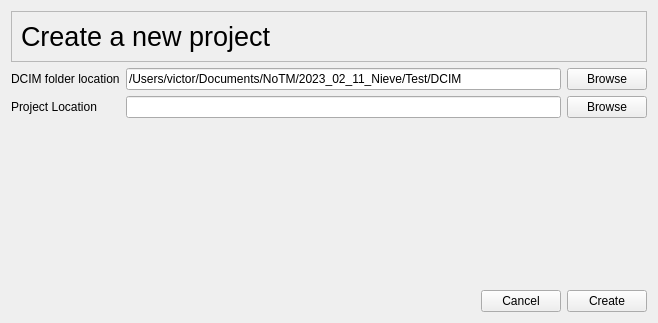
The window that panes/projectcreator.ui (victormac3000/Fusion_ffmpeg_studio) describes before a commit, drawn with Qt 5.
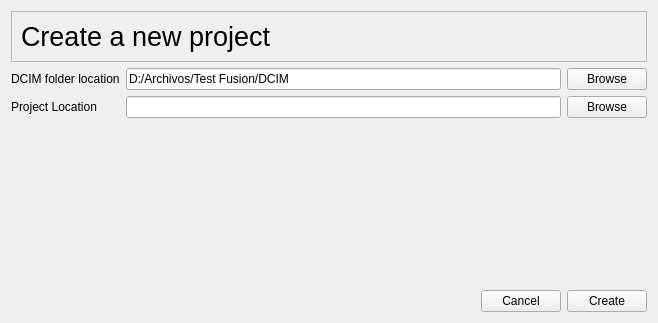
The same window after the commit.

```diff
--- a/panes/projectcreator.ui
+++ b/panes/projectcreator.ui
@@ -73,7 +73,7 @@
      <item row="1" column="1">
       <widget class="QLineEdit" name="dcim_location">
        <property name="text">
-        <string>/Users/victor/Documents/NoTM/2023_02_11_Nieve/Test/DCIM</string>
+        <string>D:/Archivos/Test Fusion/DCIM</string>
        </property>
       </widget>
      </item>
```
